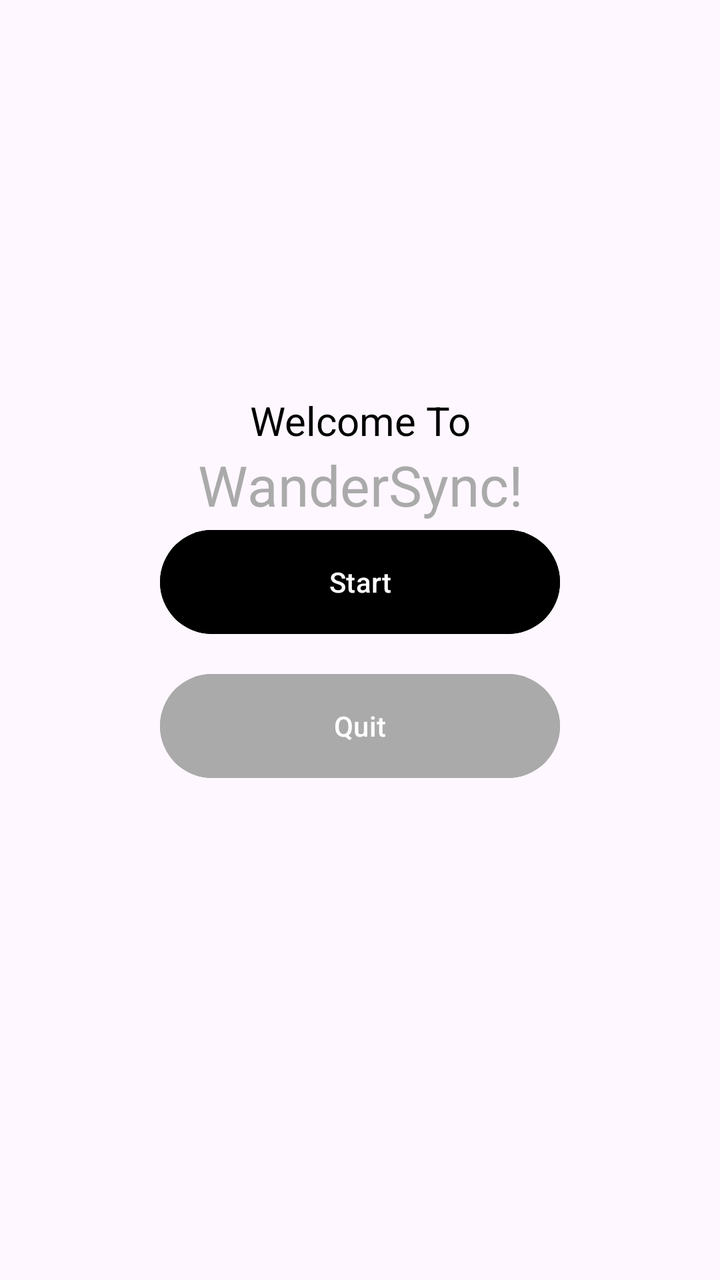
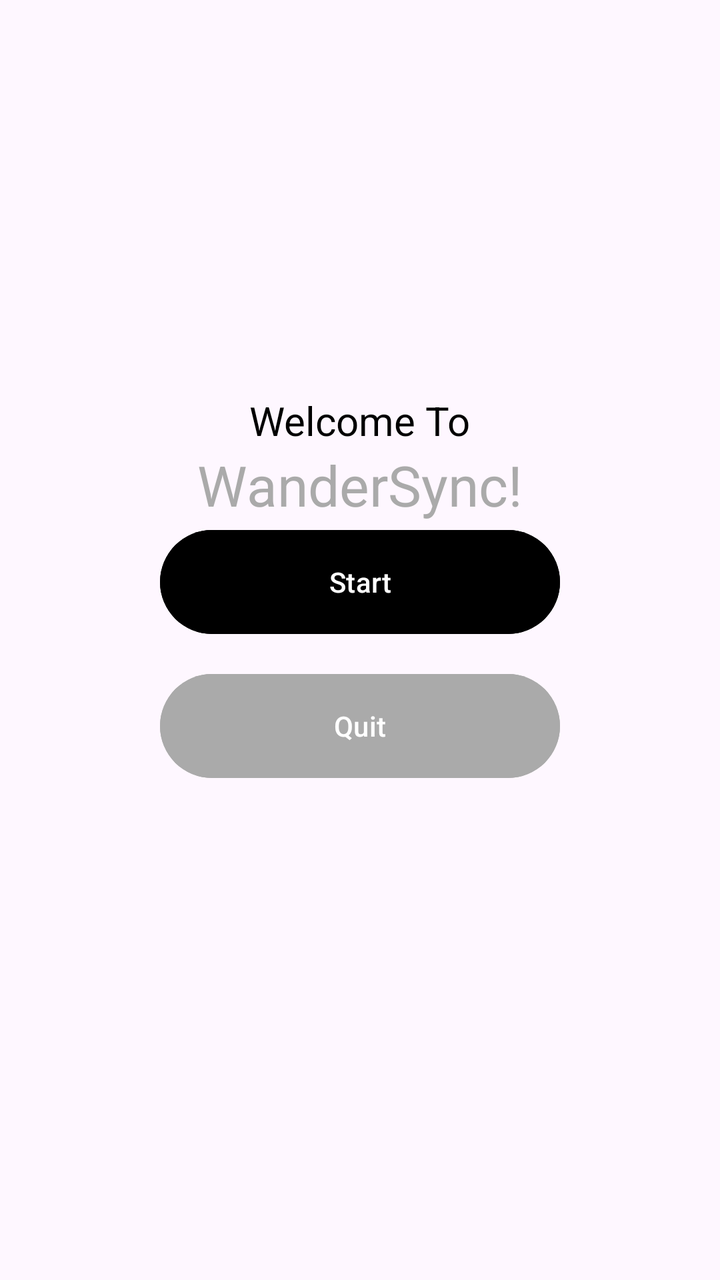

An Android layout rendered at two revisions. The XML below is the earlier revision; the diff shows what the commit changed to produce the second picture.
<!-- AndroidManifest.xml: application theme Theme.SprintProject -->
<!-- res/layout/activity_main.xml -->
<?xml version="1.0" encoding="utf-8"?>
<androidx.constraintlayout.widget.ConstraintLayout
    xmlns:android="http://schemas.android.com/apk/res/android"
    xmlns:app="http://schemas.android.com/apk/res-auto"
    xmlns:tools="http://schemas.android.com/tools"
    android:layout_width="match_parent"
    android:layout_height="match_parent"
    tools:context=".MainActivity">

    <LinearLayout
        android:layout_width="match_parent"
        android:layout_height="match_parent"
        android:gravity="center"
        android:orientation="vertical"
        android:layout_marginBottom="50dp"> 

        
        <TextView
            android:layout_width="wrap_content"
            android:layout_height="wrap_content"
            android:text="Welcome To"
            android:textSize="20sp"
            android:textColor="@android:color/black"
            android:gravity="center"/>

        
        <TextView
            android:layout_width="wrap_content"
            android:layout_height="wrap_content"
            android:text="WanderSync!"
            android:textSize="28sp"
            android:textColor="@android:color/darker_gray"
            android:gravity="center"/>

        
        <Button
            android:id="@+id/btnStart"
            android:layout_width="200dp"
            android:layout_height="60dp"
            android:text="Start"
            android:backgroundTint="@android:color/black"
            android:textColor="@android:color/white"
            android:paddingHorizontal="20dp"
            android:minHeight="48dp"/>

        <Button
            android:id="@+id/btnQuit"
            android:layout_width="200dp"
            android:layout_height="60dp"
            android:layout_marginTop="12dp"
            android:text="Quit"
            android:backgroundTint="@android:color/darker_gray"
            android:textColor="@android:color/white"
            android:paddingHorizontal="20dp"
            android:minHeight="48dp"/>

    </LinearLayout>


</androidx.constraintlayout.widget.ConstraintLayout>
<!-- resources referenced by this layout -->
<resources>
  <style name="Theme.SprintProject" parent="Base.Theme.SprintProject" />
  <style name="Base.Theme.SprintProject" parent="Theme.Material3.DayNight.NoActionBar">
          
          
      </style>
</resources>

<!-- the commit's change to res/layout/activity_main.xml (unified diff, before → after) -->
@@ -21,7 +21,7 @@
             android:text="Welcome To"
             android:textSize="20sp"
             android:textColor="@android:color/black"
-            android:gravity="center"/>
+            android:gravity="left"/>
 
         
         <TextView
@@ -30,7 +30,7 @@
             android:text="WanderSync!"
             android:textSize="28sp"
             android:textColor="@android:color/darker_gray"
-            android:gravity="center"/>
+            android:gravity="left"/>
 
         
         <Button
